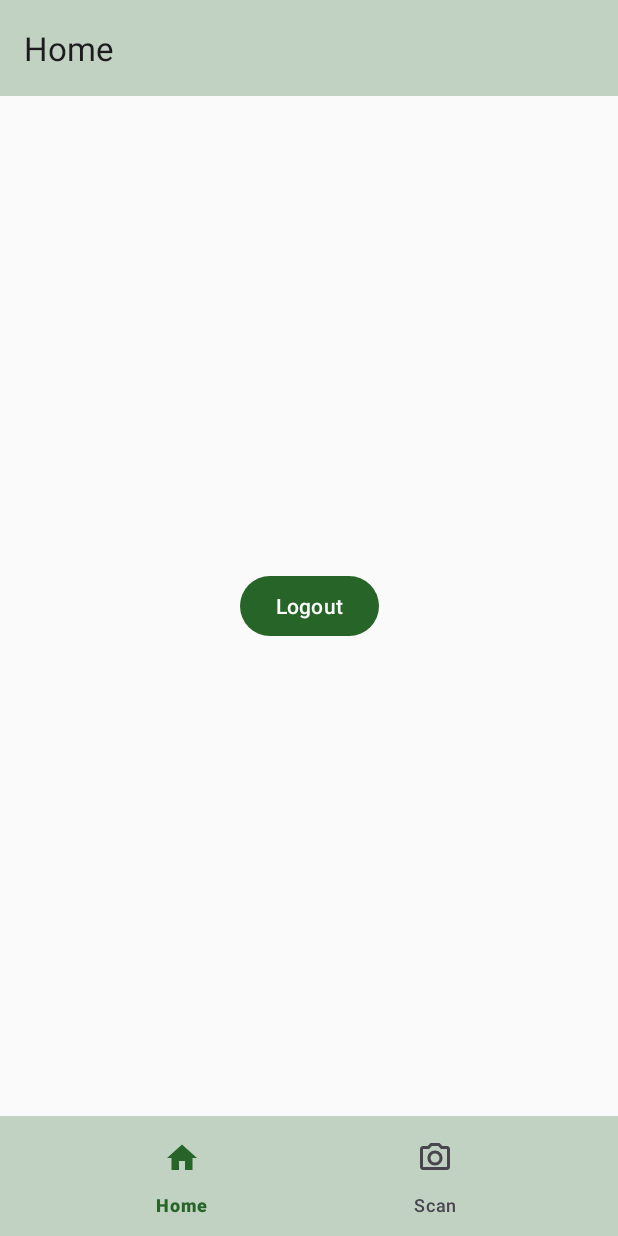
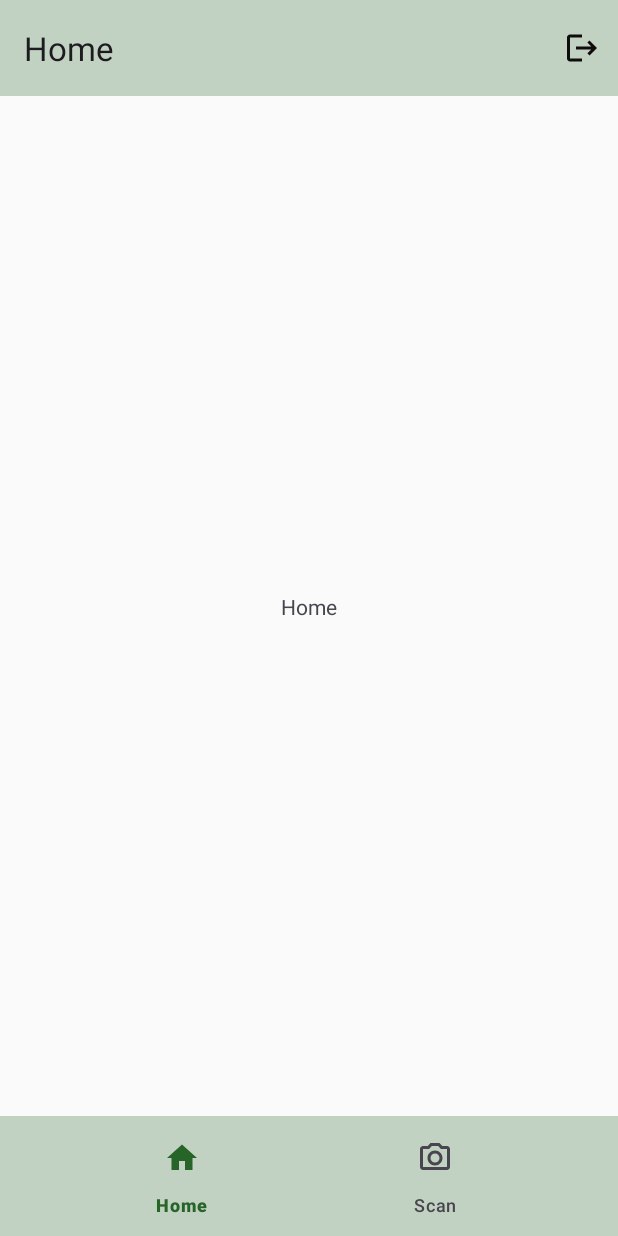
Before and after one commit to Ingridentify/Ingridentify, an Android app: the screen it shows after launch (MainActivity), on a phone screen of 412 x 824 dp. Run offline under Robolectric (Android 15) with nearby library versions, the phone set to English and light mode, and no system bars; our stand-ins replace navigation-ui.

Commit message:
feat: main menu

```diff
--- a/app/src/main/java/com/ingridentify/ui/MainActivity.kt
+++ b/app/src/main/java/com/ingridentify/ui/MainActivity.kt
@@ -1,6 +1,9 @@
 package com.ingridentify.ui
 
+import android.content.Intent
 import android.os.Bundle
+import android.view.Menu
+import android.view.MenuItem
 import androidx.appcompat.app.AppCompatActivity
 import androidx.navigation.NavController
 import androidx.navigation.findNavController
@@ -28,4 +31,20 @@ class MainActivity : AppCompatActivity() {
         )))
         bottomNav.setupWithNavController(navController)
     }
+
+    override fun onCreateOptionsMenu(menu: Menu?): Boolean {
+        menuInflater.inflate(R.menu.main_menu, menu)
+        return super.onCreateOptionsMenu(menu)
+    }
+
+    override fun onOptionsItemSelected(item: MenuItem): Boolean {
+        return when(item.itemId) {
+            R.id.action_logout -> {
+                //TODO: Implement logout logic
+                startActivity(Intent(this@MainActivity, AuthActivity::class.java))
+                true
+            }
+            else -> super.onOptionsItemSelected(item)
+        }
+    }
 }
--- a/app/src/main/java/com/ingridentify/ui/home/HomeFragment.kt
+++ b/app/src/main/java/com/ingridentify/ui/home/HomeFragment.kt
@@ -1,13 +1,11 @@
 package com.ingridentify.ui.home
 
-import android.content.Intent
 import android.os.Bundle
 import androidx.fragment.app.Fragment
 import android.view.LayoutInflater
 import android.view.View
 import android.view.ViewGroup
 import com.ingridentify.databinding.FragmentHomeBinding
-import com.ingridentify.ui.AuthActivity
 
 class HomeFragment : Fragment() {
 
@@ -21,18 +19,6 @@ class HomeFragment : Fragment() {
         return binding.root
     }
 
-    override fun onViewCreated(view: View, savedInstanceState: Bundle?) {
-        super.onViewCreated(view, savedInstanceState)
-
-        binding.btnLogout.setOnClickListener {
-            doLogout()
-        }
-    }
-
-    private fun doLogout() {
-        startActivity(Intent(requireContext(), AuthActivity::class.java))
-    }
-
     override fun onDestroyView() {
         super.onDestroyView()
         _binding = null
--- a/app/src/main/java/com/ingridentify/ui/login/LoginFragment.kt
+++ b/app/src/main/java/com/ingridentify/ui/login/LoginFragment.kt
@@ -36,6 +36,7 @@ class LoginFragment : Fragment() {
     }
 
     private fun doLogin() {
+        //TODO: Implement login logic
         startActivity(Intent(requireContext(), MainActivity::class.java))
     }
 
--- /dev/null
+++ b/app/src/main/res/drawable/ic_logout.xml
@@ -0,0 +1,5 @@
+<vector android:autoMirrored="true" android:height="24dp"
+    android:tint="?colorOnBackground" android:viewportHeight="24"
+    android:viewportWidth="24" android:width="24dp" xmlns:android="http://schemas.android.com/apk/res/android">
+    <path android:fillColor="@android:color/white" android:pathData="M17,7l-1.41,1.41L18.17,11H8v2h10.17l-2.58,2.58L17,17l5,-5zM4,5h8V3H4c-1.1,0 -2,0.9 -2,2v14c0,1.1 0.9,2 2,2h8v-2H4V5z"/>
+</vector>
--- a/app/src/main/res/layout/fragment_home.xml
+++ b/app/src/main/res/layout/fragment_home.xml
@@ -6,14 +6,13 @@
     android:layout_height="match_parent"
     tools:context=".ui.home.HomeFragment">
 
-    <Button
-        android:id="@+id/btn_logout"
+    <TextView
         android:layout_width="wrap_content"
         android:layout_height="wrap_content"
-        android:text="@string/logout"
+        android:text="@string/title_home"
         app:layout_constraintBottom_toBottomOf="parent"
         app:layout_constraintEnd_toEndOf="parent"
         app:layout_constraintStart_toStartOf="parent"
-        app:layout_constraintTop_toTopOf="parent"/>
+        app:layout_constraintTop_toTopOf="parent" />
 
 </androidx.constraintlayout.widget.ConstraintLayout>
--- /dev/null
+++ b/app/src/main/res/menu/main_menu.xml
@@ -0,0 +1,8 @@
+<?xml version="1.0" encoding="utf-8"?>
+<menu xmlns:app="http://schemas.android.com/apk/res-auto"
+    xmlns:android="http://schemas.android.com/apk/res/android">
+    <item android:id="@+id/action_logout"
+        android:icon="@drawable/ic_logout"
+        android:title="@string/logout"
+        app:showAsAction="always" />
+</menu>
```
Also changed, not shown: app/src/main/java/com/ingridentify/ui/register/RegisterFragment.kt (+8 -0 lines).
